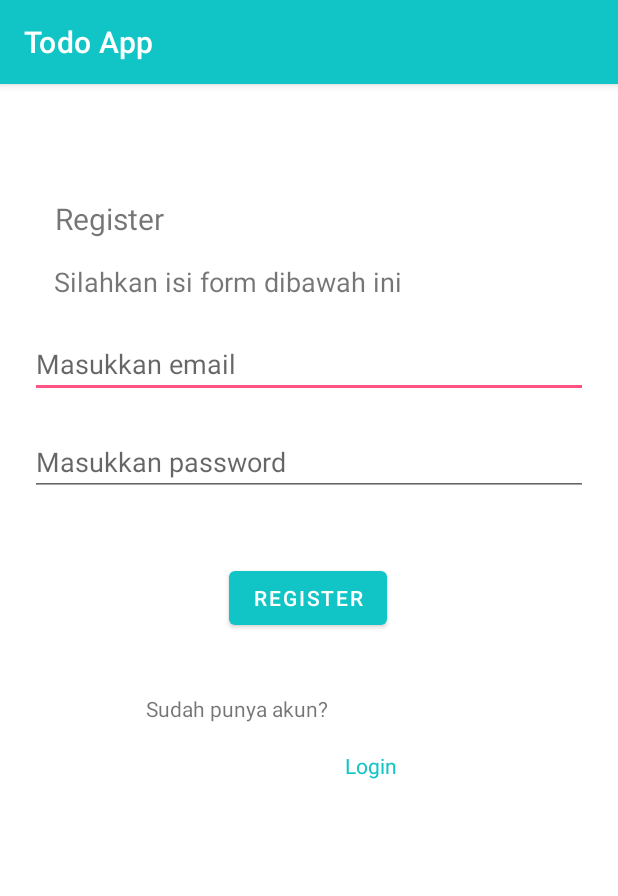
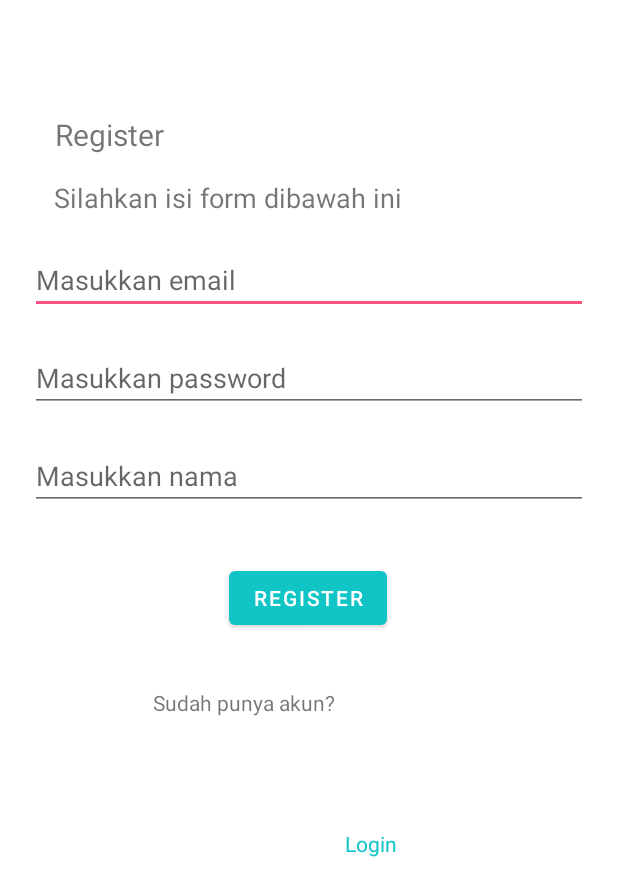
Before and after one commit to FATx64/Tel_App, an Android app: the RegisterActivity screen opened directly, with no data from a screen before it, on a phone screen of 412 x 824 dp. Shown: the top 896 px of the screen. Run offline under Robolectric (Android 15) with nearby library versions, the phone set to English and light mode, and no system bars.

Commit message:
finishing LoginActivity.kt and RegisterActivity.kt

```diff
--- a/app/src/main/java/com/dicoding/todoapp/ui/register/RegisterActivity.kt
+++ b/app/src/main/java/com/dicoding/todoapp/ui/register/RegisterActivity.kt
@@ -1,12 +1,94 @@
 package com.dicoding.todoapp.ui.register
 
+import android.content.Context
+import android.content.Intent
+import android.os.Build
 import androidx.appcompat.app.AppCompatActivity
 import android.os.Bundle
+import android.view.WindowInsets
+import android.view.WindowManager
+import androidx.appcompat.app.AlertDialog
+import androidx.datastore.core.DataStore
+import androidx.datastore.preferences.core.Preferences
+import androidx.datastore.preferences.preferencesDataStore
+import androidx.lifecycle.ViewModelProvider
 import com.dicoding.todoapp.R
+import com.dicoding.todoapp.UserViewModelFactory
+import com.dicoding.todoapp.databinding.ActivityRegisterBinding
+import com.dicoding.todoapp.model.UserModel
+import com.dicoding.todoapp.model.UserPreference
+import com.dicoding.todoapp.ui.ViewModelFactory
+import com.dicoding.todoapp.ui.list.TaskActivity
+import com.dicoding.todoapp.ui.login.LoginActivity
+
+private val Context.dataStore: DataStore<Preferences> by preferencesDataStore(name = "settings")
 
 class RegisterActivity : AppCompatActivity() {
+
+    private lateinit var binding: ActivityRegisterBinding
+    private lateinit var viewModel: RegisterViewModel
+
     override fun onCreate(savedInstanceState: Bundle?) {
         super.onCreate(savedInstanceState)
-        setContentView(R.layout.activity_register)
+        binding = ActivityRegisterBinding.inflate(layoutInflater)
+        setContentView(binding.root)
+
+        setupView()
+        setupViewModel()
+        setupAction()
+    }
+
+    private fun setupView() {
+        @Suppress("DEPRECATION")
+        if (Build.VERSION.SDK_INT >= Build.VERSION_CODES.R) {
+            window.insetsController?.hide(WindowInsets.Type.statusBars())
+        } else {
+            window.setFlags(
+                WindowManager.LayoutParams.FLAG_FULLSCREEN,
+                WindowManager.LayoutParams.FLAG_FULLSCREEN
+            )
+        }
+        supportActionBar?.hide()
+    }
+
+    private fun setupViewModel(){
+        viewModel = ViewModelProvider(
+            this,
+            UserViewModelFactory(UserPreference.getInstance(dataStore))
+        )[RegisterViewModel::class.java]
+    }
+
+    private fun setupAction(){
+        binding.btnRegister.setOnClickListener {
+            val name = binding.edtName.text.toString()
+            val email = binding.edtEmail.text.toString()
+            val password = binding.edtPassword.toString()
+
+            when{
+                name.isEmpty()->{
+                    binding.edtName.error = "Masukkan nama"
+                }
+                email.isEmpty() -> {
+                    binding.edtEmail.error = "Masukkan email"
+                }
+                password.isEmpty() -> {
+                    binding.edtPassword.error = "Masukkan password"
+                }
+                else -> {
+                    viewModel.saveUser(UserModel(name,email,password, false))
+                    AlertDialog.Builder(this).apply {
+                        setTitle("Register Success!")
+                        setMessage("Akun berhasil dibuat, silahkan login")
+                        setPositiveButton("Lanjut"){_, _ ->
+                            val intent = Intent(context, LoginActivity::class.java)
+                            intent.flags = Intent.FLAG_ACTIVITY_CLEAR_TASK or Intent.FLAG_ACTIVITY_NEW_TASK
+                            startActivity(intent)
+                            finish()}
+                        create()
+                        show()
+                    }
+                }
+            }
+        }
     }
 }
--- a/app/src/main/res/layout/activity_login.xml
+++ b/app/src/main/res/layout/activity_login.xml
@@ -64,17 +64,17 @@
         android:text="Belum punya akun?"
         app:layout_constraintBottom_toBottomOf="parent"
         app:layout_constraintEnd_toStartOf="@+id/tv_register"
-        app:layout_constraintHorizontal_bias="0.314"
+        app:layout_constraintHorizontal_bias="0.117"
         app:layout_constraintStart_toStartOf="parent"
         app:layout_constraintTop_toBottomOf="@+id/btn_login"
-        app:layout_constraintVertical_bias="0.014" />
+        app:layout_constraintVertical_bias="0.028" />
 
     <TextView
         android:id="@+id/tv_register"
         android:layout_width="wrap_content"
         android:layout_height="wrap_content"
         android:layout_marginTop="28dp"
-        android:layout_marginEnd="104dp"
+        android:layout_marginEnd="80dp"
         android:text="Daftar disini!"
         android:textColor="@color/design_default_color_primary"
         app:layout_constraintBottom_toBottomOf="parent"
--- a/app/src/main/res/layout/activity_register.xml
+++ b/app/src/main/res/layout/activity_register.xml
@@ -35,32 +35,47 @@
         android:layout_width="match_parent"
         android:layout_height="wrap_content"
         android:layout_margin="20dp"
-        android:layout_marginTop="32dp"
+        android:layout_marginTop="72dp"
+        android:autofillHints="emailAddress"
         android:hint="@string/tv_email_form"
-        android:autofillHints="emailAddress"
         android:inputType="textEmailAddress"
         app:layout_constraintEnd_toEndOf="parent"
+        app:layout_constraintHorizontal_bias="0.6"
         app:layout_constraintStart_toStartOf="parent"
         app:layout_constraintTop_toBottomOf="@+id/textView4" />
 
     <EditText
         android:id="@+id/edt_password"
+        android:layout_width="match_parent"
+        android:layout_height="wrap_content"
+        android:layout_margin="20dp"
+        android:layout_marginTop="64dp"
+        android:autofillHints="password"
         android:hint="@string/tv_password_form"
+        android:inputType="textPassword"
+        app:layout_constraintEnd_toEndOf="parent"
+        app:layout_constraintHorizontal_bias="0.4"
+        app:layout_constraintStart_toStartOf="parent"
+        app:layout_constraintTop_toBottomOf="@+id/edt_email" />
+
+    <EditText
+        android:id="@+id/edt_name"
         android:layout_width="match_parent"
         android:layout_height="wrap_content"
         android:layout_margin="20dp"
         android:layout_marginTop="36dp"
-        android:autofillHints="password"
-        android:inputType="textPassword"
+        android:inputType="text"
+        android:autofillHints="name"
+        android:hint="Masukkan nama"
         app:layout_constraintEnd_toEndOf="parent"
         app:layout_constraintStart_toStartOf="parent"
-        app:layout_constraintTop_toBottomOf="@+id/edt_email" />
+        app:layout_constraintTop_toBottomOf="@+id/edt_password" />
 
     <Button
-        android:id="@+id/button"
+        android:id="@+id/btn_register"
         android:layout_width="wrap_content"
         android:layout_height="wrap_content"
-        android:layout_marginTop="44dp"
+        android:layout_marginTop="100dp"
         android:text="Register"
         app:layout_constraintEnd_toEndOf="parent"
         app:layout_constraintHorizontal_bias="0.498"
@@ -70,19 +85,20 @@
     <TextView
         android:layout_width="wrap_content"
         android:layout_height="wrap_content"
-        android:layout_marginTop="40dp"
+        android:layout_marginTop="36dp"
         android:text="Sudah punya akun?"
         app:layout_constraintEnd_toEndOf="parent"
-        app:layout_constraintHorizontal_bias="0.336"
+        app:layout_constraintHorizontal_bias="0.35"
         app:layout_constraintStart_toStartOf="parent"
-        app:layout_constraintTop_toBottomOf="@+id/button" />
+        app:layout_constraintTop_toBottomOf="@+id/btn_register" />
 
     <TextView
+        android:id="@+id/btn_login"
         android:layout_width="wrap_content"
         android:layout_height="wrap_content"
-        android:layout_marginBottom="304dp"
+        android:layout_marginBottom="252dp"
+        android:text="Login"
         android:textColor="@color/teal_200"
-        android:text="Login"
         app:layout_constraintBottom_toBottomOf="parent"
         app:layout_constraintEnd_toEndOf="parent"
         app:layout_constraintHorizontal_bias="0.609"
--- a/build.gradle
+++ b/build.gradle
@@ -7,7 +7,7 @@ buildscript {
     }
     dependencies {
         classpath "com.android.tools.build:gradle:4.1.3"
-        classpath "org.jetbrains.kotlin:kotlin-gradle-plugin:1.5.30"
+        classpath "org.jetbrains.kotlin:kotlin-gradle-plugin:$kotlin_version"
 
         // NOTE: Do not place your application dependencies here; they belong
         // in the individual module build.gradle files
```
Also changed, not shown: app/src/main/java/com/dicoding/todoapp/ui/login/LoginActivity.kt (+7 -6 lines).
